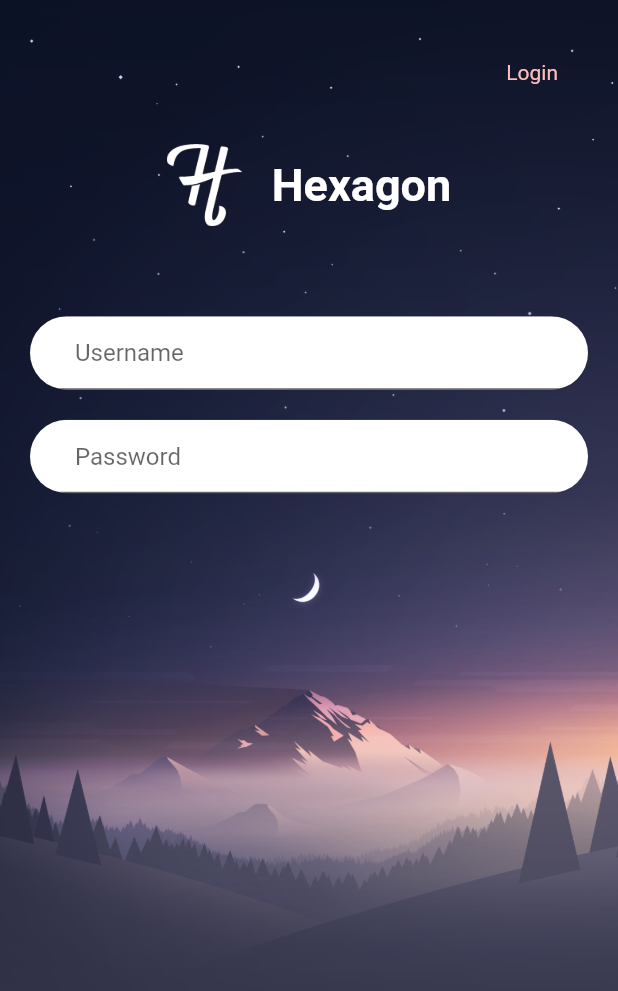
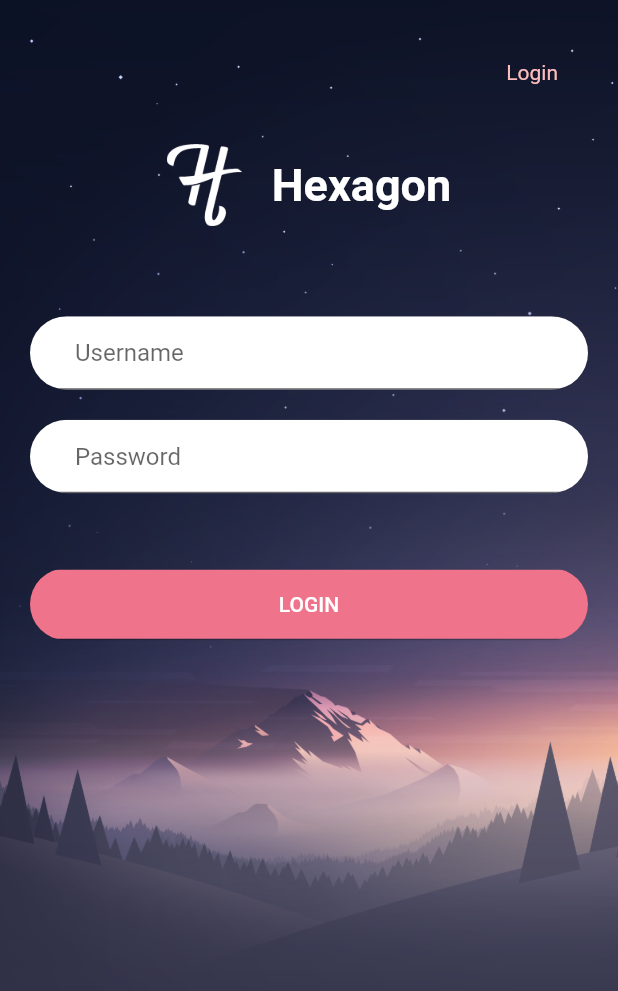
Before and after one commit to saini21199/login_app, a Flutter app: the screen it shows after launch, on a phone screen of 412 x 824 dp. Shown: the top 991 px of the screen. Run offline on Flutter 3.47's test engine with Material 2 defaults, Android fonts, the phone set to English and light mode, and no system bars.

Commit message:
Login button created

```diff
--- a/lib/screens/home_screen.dart
+++ b/lib/screens/home_screen.dart
@@ -62,6 +62,18 @@ class HomeScreen extends StatelessWidget {
     );
   }
 
+  Widget buildLoginButton() {
+    return ClipRRect(
+      borderRadius: BorderRadius.circular(40.0),
+      child: RaisedButton(
+        padding: EdgeInsets.symmetric(vertical: 15.0),
+        color: Color.fromRGBO(238, 115, 139, 1.0),
+        onPressed: () {},
+        child: Text('LOGIN', style: TextStyle(color: Colors.white)),
+      ),
+    );
+  }
+
   Widget buildMainContent() {
     return Expanded(
       child: ListView(
@@ -69,6 +81,7 @@ class HomeScreen extends StatelessWidget {
         children: <Widget>[
           buildHeader(),
           buildTextFields(),
+          buildLoginButton()
         ]
       ),
     );
```
